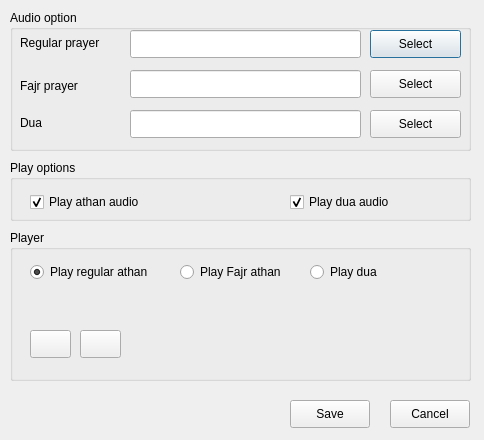
First picture: the form in Qsalat/ui/audio.ui, repository sdizdarevic/qsalat, before the edit.
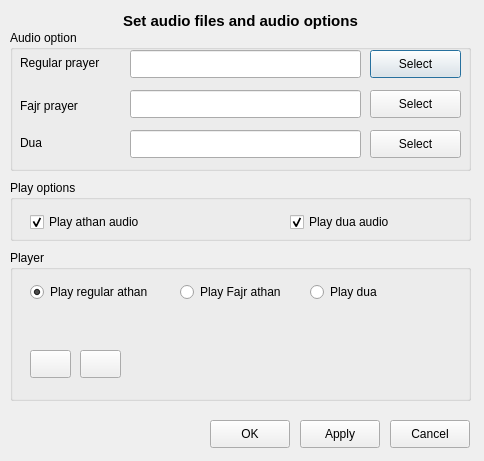
Second picture: the form after the edit.

Diff of the .ui file:
```diff
--- a/Qsalat/ui/audio.ui
+++ b/Qsalat/ui/audio.ui
@@ -6,19 +6,19 @@
     <x>0</x>
     <y>0</y>
     <width>484</width>
-    <height>440</height>
+    <height>461</height>
    </rect>
   </property>
   <property name="minimumSize" >
    <size>
     <width>484</width>
-    <height>440</height>
+    <height>461</height>
    </size>
   </property>
   <property name="maximumSize" >
    <size>
     <width>484</width>
-    <height>440</height>
+    <height>461</height>
    </size>
   </property>
   <property name="windowTitle" >
@@ -28,7 +28,7 @@
    <property name="geometry" >
     <rect>
      <x>10</x>
-     <y>10</y>
+     <y>30</y>
      <width>461</width>
      <height>141</height>
     </rect>
@@ -152,7 +152,7 @@
    <property name="geometry" >
     <rect>
      <x>10</x>
-     <y>160</y>
+     <y>180</y>
      <width>461</width>
      <height>61</height>
     </rect>
@@ -197,7 +197,7 @@
    <property name="geometry" >
     <rect>
      <x>10</x>
-     <y>230</y>
+     <y>250</y>
      <width>461</width>
      <height>151</height>
     </rect>
@@ -323,7 +323,7 @@
    <property name="geometry" >
     <rect>
      <x>390</x>
-     <y>400</y>
+     <y>420</y>
      <width>80</width>
      <height>28</height>
     </rect>
@@ -335,14 +335,50 @@
   <widget class="QPushButton" name="saveButton" >
    <property name="geometry" >
     <rect>
-     <x>290</x>
-     <y>400</y>
+     <x>300</x>
+     <y>420</y>
      <width>80</width>
      <height>28</height>
     </rect>
    </property>
    <property name="text" >
-    <string>Save</string>
+    <string>Apply</string>
+   </property>
+  </widget>
+  <widget class="QPushButton" name="okButton" >
+   <property name="geometry" >
+    <rect>
+     <x>210</x>
+     <y>420</y>
+     <width>80</width>
+     <height>28</height>
+    </rect>
+   </property>
+   <property name="text" >
+    <string>OK</string>
+   </property>
+  </widget>
+  <widget class="QLabel" name="label" >
+   <property name="geometry" >
+    <rect>
+     <x>10</x>
+     <y>10</y>
+     <width>461</width>
+     <height>21</height>
+    </rect>
+   </property>
+   <property name="font" >
+    <font>
+     <pointsize>11</pointsize>
+     <weight>75</weight>
+     <bold>true</bold>
+    </font>
+   </property>
+   <property name="text" >
+    <string>Set audio files and audio options</string>
+   </property>
+   <property name="alignment" >
+    <set>Qt::AlignCenter</set>
    </property>
   </widget>
  </widget>
```
